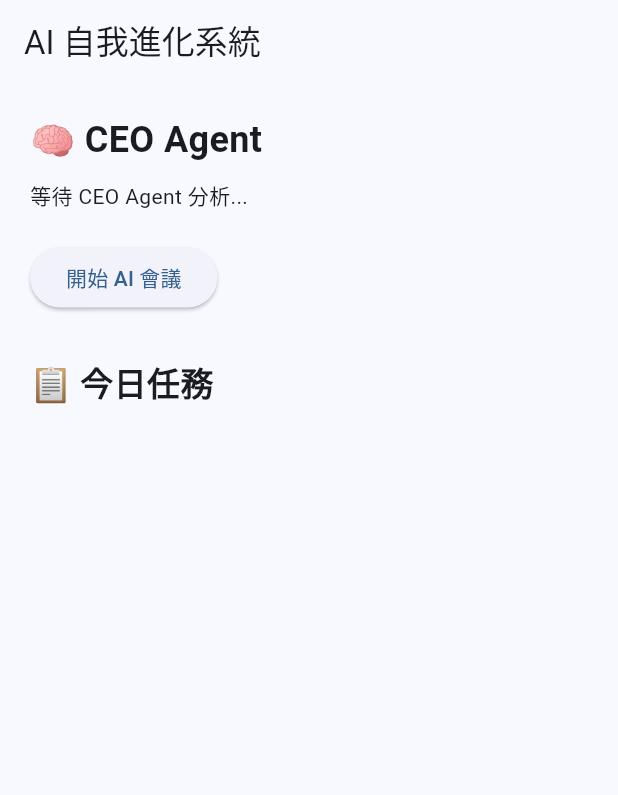
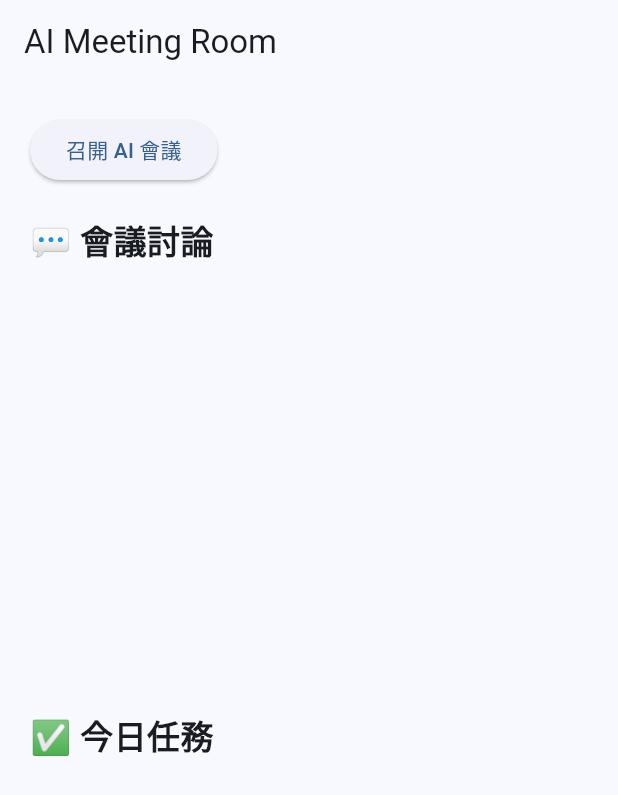
Before and after one commit to 211277-code/ai-company, a Flutter app: the screen it shows after launch, on a phone screen of 412 x 824 dp. Shown: the top 795 px of the screen. Run offline on Flutter 3.47's test engine with Material 3 defaults, Android fonts, the phone set to English and light mode, and no system bars.

Commit message:
Add AI meeting room with CEO and PM agents

```diff
--- a/lib/screens/dashboard_screen.dart
+++ b/lib/screens/dashboard_screen.dart
@@ -1,7 +1,6 @@
-import '../agents/pm_agent.dart';
 import 'package:flutter/material.dart';
-import '../agents/ceo_agent.dart';
-final CEOAgent ceo = CEOAgent();
+import '../services/meeting_engine.dart';
+
 class DashboardScreen extends StatefulWidget {
   const DashboardScreen({super.key});
 
@@ -10,15 +9,17 @@ class DashboardScreen extends StatefulWidget {
 }
 
 class _DashboardScreenState extends State<DashboardScreen> {
-  final CEOAgent ceo = CEOAgent();
+  final MeetingEngine meetingEngine = MeetingEngine();
 
-  String advice = "等待 CEO Agent 分析...";
+  List<String> discussions = [];
   List<String> tasks = [];
 
   void startMeeting() {
+    final result = meetingEngine.startMeeting();
+
     setState(() {
-      advice = ceo.getAdvice();
-      tasks = ceo.getTasks();
+      discussions = result.discussions;
+      tasks = result.tasks;
     });
   }
 
@@ -26,45 +27,38 @@ class _DashboardScreenState extends State<DashboardScreen> {
   Widget build(BuildContext context) {
     return Scaffold(
       appBar: AppBar(
-        title: const Text("AI 自我進化系統"),
+        title: const Text("AI Meeting Room"),
       ),
       body: Padding(
         padding: const EdgeInsets.all(20),
         child: Column(
           crossAxisAlignment: CrossAxisAlignment.start,
           children: [
-
+            ElevatedButton(
+              onPressed: startMeeting,
+              child: const Text("召開 AI 會議"),
+            ),
+            const SizedBox(height: 20),
             const Text(
-              "🧠 CEO Agent",
-              style: TextStyle(
-                fontSize: 24,
-                fontWeight: FontWeight.bold,
+              "💬 會議討論",
+              style: TextStyle(fontSize: 22, fontWeight: FontWeight.bold),
+            ),
+            Expanded(
+              child: ListView.builder(
+                itemCount: discussions.length,
+                itemBuilder: (context, index) {
+                  return Card(
+                    child: ListTile(
+                      title: Text(discussions[index]),
+                    ),
+                  );
+                },
               ),
             ),
-
-            const SizedBox(height: 10),
-
-            Text(advice),
-
-            const SizedBox(height: 20),
-
-            ElevatedButton(
-              onPressed: startMeeting,
-              child: const Text("開始 AI 會議"),
+            const Text(
+              "✅ 今日任務",
+              style: TextStyle(fontSize: 22, fontWeight: FontWeight.bold),
             ),
-
-            const SizedBox(height: 30),
-
-            const Text(
-              "📋 今日任務",
-              style: TextStyle(
-                fontSize: 22,
-                fontWeight: FontWeight.bold,
-              ),
-            ),
-
-            const SizedBox(height: 10),
-
             Expanded(
               child: ListView.builder(
                 itemCount: tasks.length,
--- /dev/null
+++ b/lib/services/meeting_engine.dart
@@ -0,0 +1,35 @@
+import '../agents/ceo_agent.dart';
+import '../agents/pm_agent.dart';
+
+class MeetingResult {
+  final List<String> discussions;
+  final List<String> tasks;
+
+  MeetingResult({
+    required this.discussions,
+    required this.tasks,
+  });
+}
+
+class MeetingEngine {
+  final CEOAgent ceo = CEOAgent();
+  final PMAgent pm = PMAgent();
+
+  MeetingResult startMeeting() {
+    List<String> discussions = [];
+    List<String> tasks = [];
+
+    // CEO 發言
+    discussions.add("👨‍💼 CEO：${ceo.getAdvice()}");
+    tasks.addAll(ceo.getTasks());
+
+    // PM 發言
+    discussions.add("📋 PM：${pm.getAdvice()}");
+    tasks.addAll(pm.getTasks());
+
+    return MeetingResult(
+      discussions: discussions,
+      tasks: tasks,
+    );
+  }
+}
```
